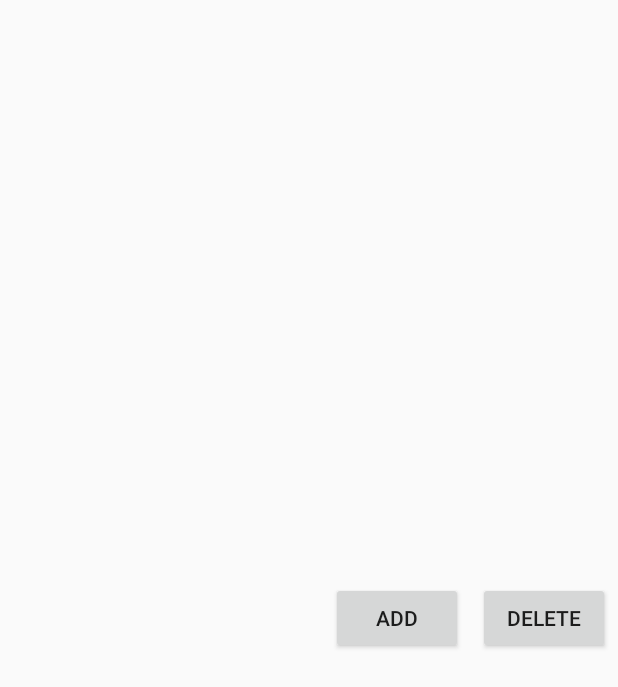
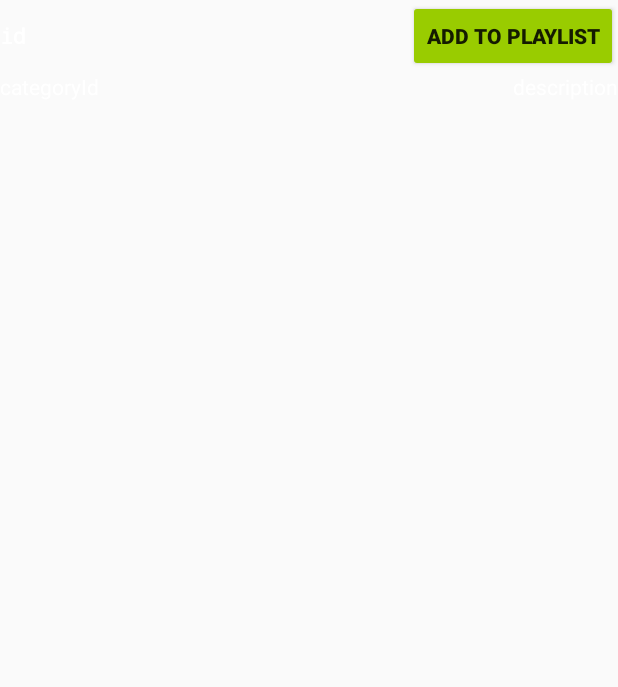
Before and after one commit to Julius95/MP3Soitin, an Android app: the layout tracklist_rowitem.xml on its own in the app's theme, with its tools: preview values and no code run, on a phone screen of 412 x 824 dp. Shown: the top 687 px of the screen. Run offline under Robolectric (Android 15) with nearby library versions, the phone set to English and light mode, and no system bars.

Commit message:
About valmista...

```diff
--- a/app/src/main/java/com/example/julius/mp3_soitin/entities/TrackPlaylistJoinDao.java
+++ b/app/src/main/java/com/example/julius/mp3_soitin/entities/TrackPlaylistJoinDao.java
@@ -14,6 +14,9 @@ public interface TrackPlaylistJoinDao {
     @Insert
     void insert(TrackPlaylistJoin trackPlaylistJoin);
 
+    @Query("SELECT * FROM track_playlist_join")
+    List<TrackPlaylistJoin> getAll();
+
     @Query("SELECT * FROM track INNER JOIN track_playlist_join ON track.id=track_playlist_join.trackId WHERE track_playlist_join.playlistId=:playlistId")
     List<Track> getTracksFromPlayList(final long playlistId);
 
--- a/app/src/main/res/layout/fragment_playlist.xml
+++ b/app/src/main/res/layout/fragment_playlist.xml
@@ -50,7 +50,7 @@
     android:orientation="vertical" -->
 
         <TextView
-            android:id="@android:id/empty"
+            android:id="@+id/playlistview"
             android:layout_width="match_parent"
             android:layout_height="wrap_content"
             android:fontFamily="casual"
--- a/app/src/main/res/layout/tracklist_rowitem.xml
+++ b/app/src/main/res/layout/tracklist_rowitem.xml
@@ -1,34 +1,49 @@
 <?xml version="1.0" encoding="utf-8"?>
-<RelativeLayout xmlns:android="http://schemas.android.com/apk/res/android"
-    android:layout_width="match_parent"
-    android:layout_height="match_parent" >
+<TableLayout xmlns:android="http://schemas.android.com/apk/res/android"
+    android:layout_height="wrap_content" android:orientation="vertical"
+    android:layout_width="fill_parent">
 
-    <TextView
-        android:id="@+id/list_item_string"
-        android:layout_width="wrap_content"
-        android:layout_height="wrap_content"
-        android:layout_centerVertical="true"
-        android:layout_alignParentLeft="true"
-        android:paddingLeft="8dp"
-        android:textSize="18sp"
-        android:textStyle="bold" />
+    <TableRow android:layout_width="fill_parent"
+        android:id="@+id/TableRow01"
+        android:layout_height="wrap_content">
 
-    <Button
-        android:id="@+id/delete_btn"
-        android:layout_width="wrap_content"
-        android:layout_height="wrap_content"
-        android:layout_alignParentEnd="true"
-        android:layout_centerVertical="true"
-        android:layout_marginEnd="5dp"
-        android:text="Delete" />
+        <TextView android:textColor="#FFFFFF"
+            android:id="@+id/id"
+            android:layout_width="fill_parent"
+            android:layout_height="wrap_content"
+            android:text="id" android:textStyle="bold"
+            android:gravity="left"
+            android:layout_weight="1"
+            android:typeface="monospace"
+            android:height="40sp" />
+        <Button
+            android:layout_width="wrap_content"
+            android:layout_height="wrap_content"
+            android:backgroundTint="@android:color/holo_green_light"
+            android:id="@+id/add_btn"
+            android:text="@string/addtoplaylist"
+            android:textStyle="bold" />
+    </TableRow>
 
-    <Button
-        android:id="@+id/add_btn"
-        android:layout_width="wrap_content"
-        android:layout_height="wrap_content"
-        android:layout_toStartOf="@id/delete_btn"
-        android:layout_centerVertical="true"
-        android:layout_marginEnd="10dp"
-        android:text="Add" />
+    <TableRow android:layout_height="wrap_content"
+        android:layout_width="fill_parent">
 
-</RelativeLayout>
+        <TextView android:textColor="#FFFFFF"
+            android:id="@+id/categoryId"
+            android:layout_width="fill_parent"
+            android:layout_height="wrap_content"
+            android:text="categoryId"
+            android:layout_weight="1"
+            android:height="20sp" />
+
+        <TextView android:layout_height="wrap_content"
+            android:layout_width="fill_parent"
+            android:layout_weight="1"
+            android:textColor="#FFFFFF"
+            android:gravity="right"
+            android:id="@+id/description"
+            android:text="description"
+            android:height="20sp" />
+    </TableRow>
+
+</TableLayout>
--- a/app/src/main/res/values/strings.xml
+++ b/app/src/main/res/values/strings.xml
@@ -8,6 +8,7 @@
     <string name="action_scan">Scan</string>
     <string name="addplaylist">Add new playlist</string>
     <string name="new_playlist">Give new playlist name</string>
+    <string name="addtoplaylist">Add to playlist</string>
     <!-- TODO: Remove or change this placeholder text -->
     <string name="hello_blank_fragment">Hello blank fragment</string>
 </resources>
```
Also changed, not shown: app/src/main/java/com/example/julius/mp3_soitin/CustomListAdapter.java (+40 -33 lines), app/src/main/java/com/example/julius/mp3_soitin/Dialogs/ListDialog.java (added, +92 -0 lines), app/src/main/java/com/example/julius/mp3_soitin/Dialogs/QueryDialog.java (renamed from app/src/main/java/com/example/julius/mp3_soitin/QueryDialog.java, +3 -14 lines), app/src/main/java/com/example/julius/mp3_soitin/MainActivity.java (+38 -2 lines), app/src/main/java/com/example/julius/mp3_soitin/PlayListFragment.java (+21 -2 lines), app/src/main/java/com/example/julius/mp3_soitin/TrackListFragment.java (+11 -23 lines), app/src/main/java/com/example/julius/mp3_soitin/entities/PlayList.java (+9 -2 lines), app/src/main/java/com/example/julius/mp3_soitin/entities/Track.java (+7 -1 lines), app/src/main/java/com/example/julius/mp3_soitin/entities/TrackPlaylistJoin.java (+13 -0 lines).
